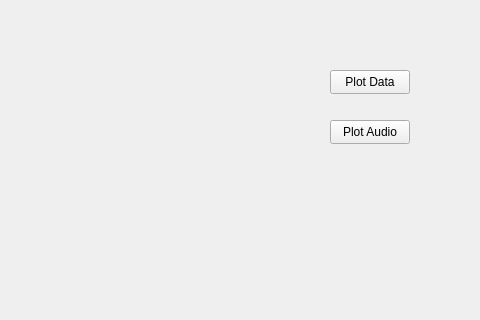
Before: the Qt Designer form mainwindow.ui in rupertwaldron/SpectrumAnalyser, drawn with Qt 5; both pictures show x 320 to 800 and y 0 to 320 of the 800 by 600 pixel window.
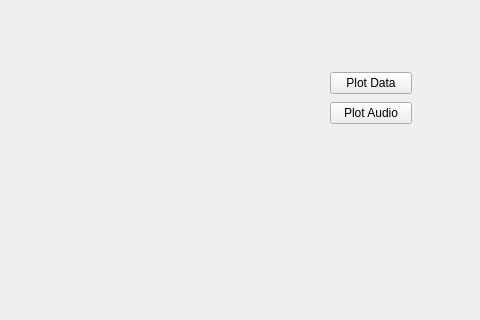
After: the same form once the commit is applied. Custom widgets are drawn as their Qt base class.

Patch:
```diff
--- a/mainwindow.ui
+++ b/mainwindow.ui
@@ -24,31 +24,31 @@
      </rect>
     </property>
    </widget>
-   <widget class="QPushButton" name="btnPlot">
+   <widget class="QWidget" name="">
     <property name="geometry">
      <rect>
       <x>650</x>
       <y>70</y>
-      <width>80</width>
-      <height>24</height>
+      <width>82</width>
+      <height>56</height>
      </rect>
     </property>
+    <layout class="QVBoxLayout" name="verticalLayout">
+     <item>
+      <widget class="QPushButton" name="btnPlot">
     <property name="text">
      <string>Plot Data</string>
     </property>
    </widget>
+     </item>
+     <item>
    <widget class="QPushButton" name="btnAudio">
-    <property name="geometry">
-     <rect>
-      <x>650</x>
-      <y>120</y>
-      <width>80</width>
-      <height>24</height>
-     </rect>
-    </property>
     <property name="text">
      <string>Plot Audio</string>
     </property>
+      </widget>
+     </item>
+    </layout>
    </widget>
   </widget>
  </widget>
```
Lines whose indentation alone changed are shown as unchanged.
